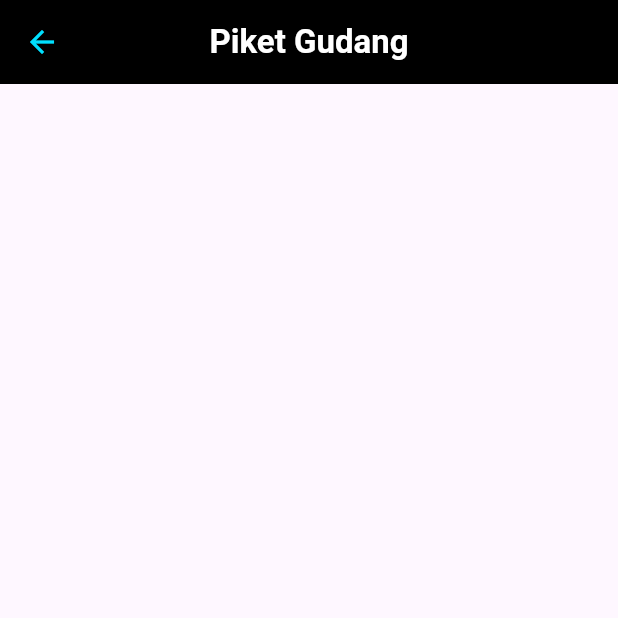
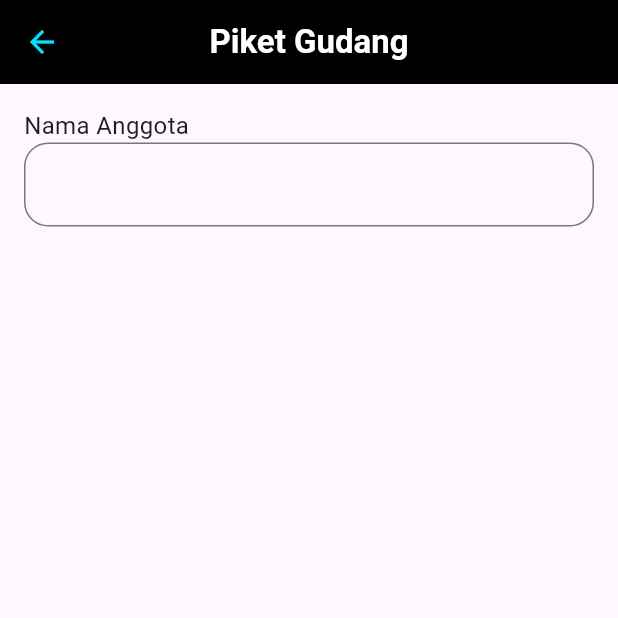
Before and after one commit to hi-lufz1/20220140181_UCP1Flutter, a Flutter app: the PiketPage screen opened directly, on a phone screen of 412 x 824 dp, the top half of it. Run offline on Flutter 3.47's test engine with Material 3 defaults, Android fonts, the phone set to English and light mode, and no system bars.

Commit message:
menambahkan field nama anggota untuk piket

```diff
--- a/lib/main.dart
+++ b/lib/main.dart
@@ -20,6 +20,6 @@ class MyApp extends StatelessWidget {
       theme: ThemeData(
         colorScheme: ColorScheme.fromSeed(seedColor: Colors.deepPurple),
       ),
-      home: const  LoginPage(),  );
+      home: const  PiketPage()  );
   }
 }
--- a/lib/piket/piket_page.dart
+++ b/lib/piket/piket_page.dart
@@ -12,7 +12,7 @@ class _PiketPageState extends State<PiketPage> {
   Widget build(BuildContext context) {
     return Scaffold(
       appBar: AppBar(
-        backgroundColor: const Color.fromARGB(255, 0, 0, 0),
+        backgroundColor:  Colors.black,
         elevation: 0,
         centerTitle: true,
         leading: IconButton(
@@ -29,6 +29,24 @@ class _PiketPageState extends State<PiketPage> {
           style: TextStyle(fontWeight: FontWeight.bold, color: Colors.white),
         ),
       ),
+      body: Center(
+        child: Padding(
+          padding: const EdgeInsets.all(16.0),
+          child: Column(
+            crossAxisAlignment: CrossAxisAlignment.start,
+            children: [
+             Text("Nama Anggota", style: TextStyle(fontSize: 16)),
+                    TextFormField(
+                      decoration: InputDecoration(
+                        border: OutlineInputBorder(
+                          borderRadius: BorderRadius.circular(16.0),
+                        ),
+                      ),
+                    ),
+            ],
+          ),
+        ),
+      ),
     );
   }
 }
```
